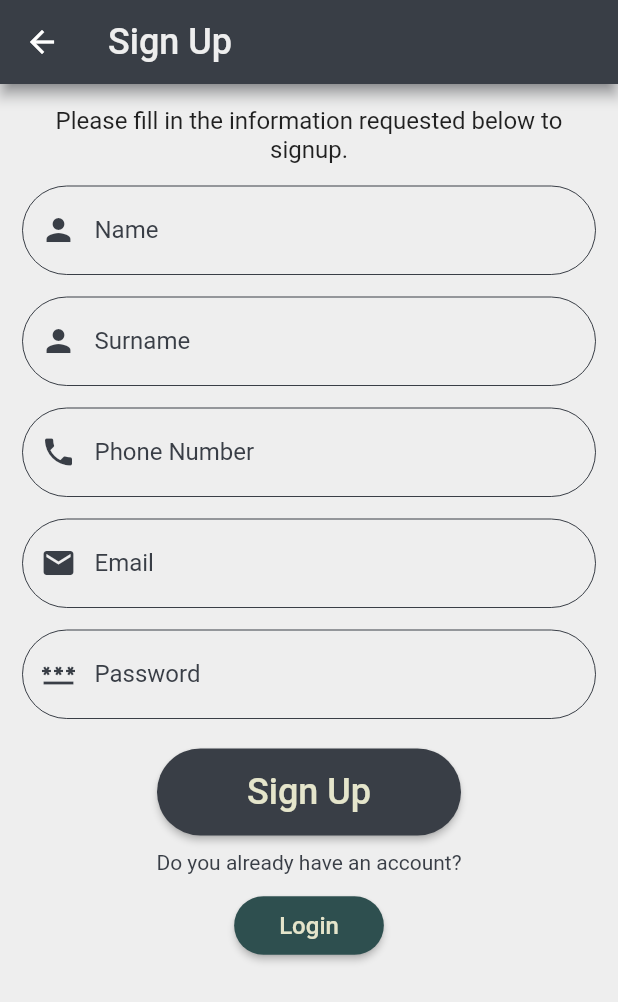
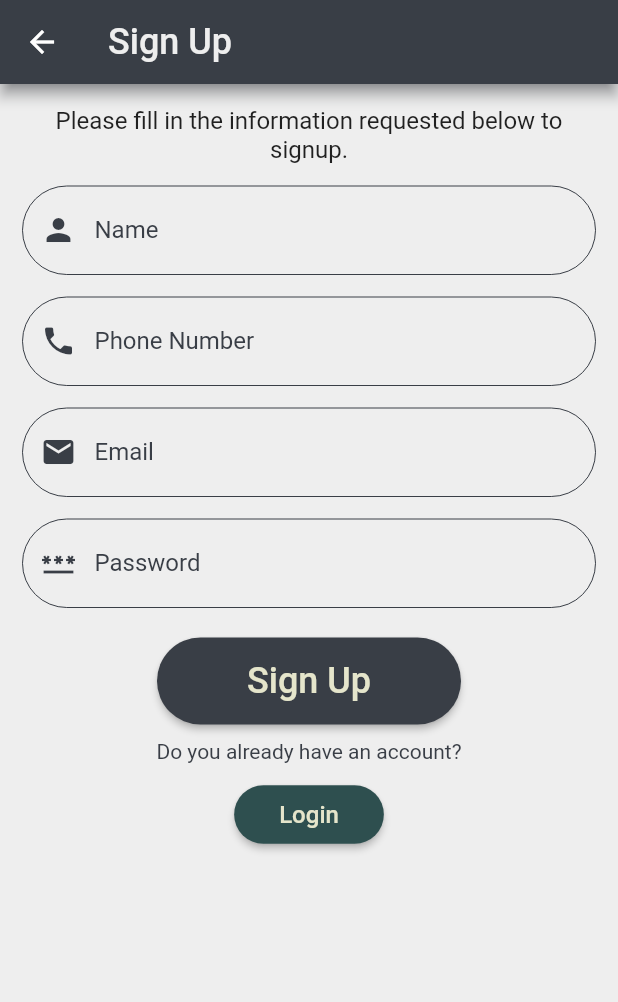
Before and after one commit to hasankoman/flutter-hw-assignment-1, a Flutter app: the screen it shows after launch, after a tap on "Sign Up", on a phone screen of 412 x 824 dp. Shown: the top 1002 px of the screen. Run offline on Flutter 3.47's test engine with Material 2 defaults, Android fonts, the phone set to English and light mode, and no system bars.

Commit message:
flutter_homework

```diff
--- a/lib/main.dart
+++ b/lib/main.dart
@@ -31,7 +31,7 @@ class HomePage extends StatelessWidget {
   Widget build(BuildContext context) {
     return Scaffold(
         appBar: AppBar(
-          title: const Text("Welcome to Home",
+          title: const Text("Welcome to Home Page",
               style: TextStyle(color: Color(0xFFEEEEEE), fontSize: 24.0)),
           backgroundColor: Color(0xFF393E46),
           shadowColor: Color(0xFF393E46),
--- a/lib/views/changePasswordPage.dart
+++ b/lib/views/changePasswordPage.dart
@@ -47,10 +47,6 @@ class ChangePasswordPage extends StatelessWidget {
                 SizedBox(
                   height: 15.0,
                 ),
-                InputWidget("Old Password", true, Icon(Icons.password)),
-                SizedBox(
-                  height: 15.0,
-                ),
                 InputWidget("New Password", true, Icon(Icons.password)),
                 SizedBox(
                   height: 20.0,
--- a/lib/views/signUpPage.dart
+++ b/lib/views/signUpPage.dart
@@ -43,15 +43,6 @@ class SingUpPage extends StatelessWidget {
                   height: 15.0,
                 ),
                 InputWidget("Name", false, Icon(Icons.person)),
-                SizedBox(
-                  height: 15.0,
-                ),
-                InputWidget(
-                    "Surname",
-                    false,
-                    Icon(
-                      Icons.person,
-                    )),
                 SizedBox(
                   height: 15.0,
                 ),
```
